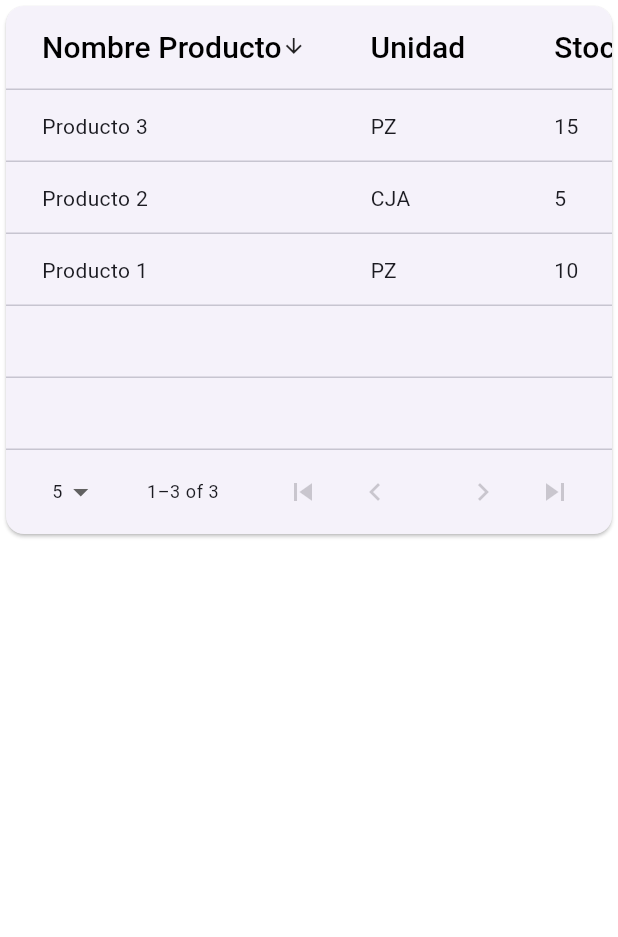
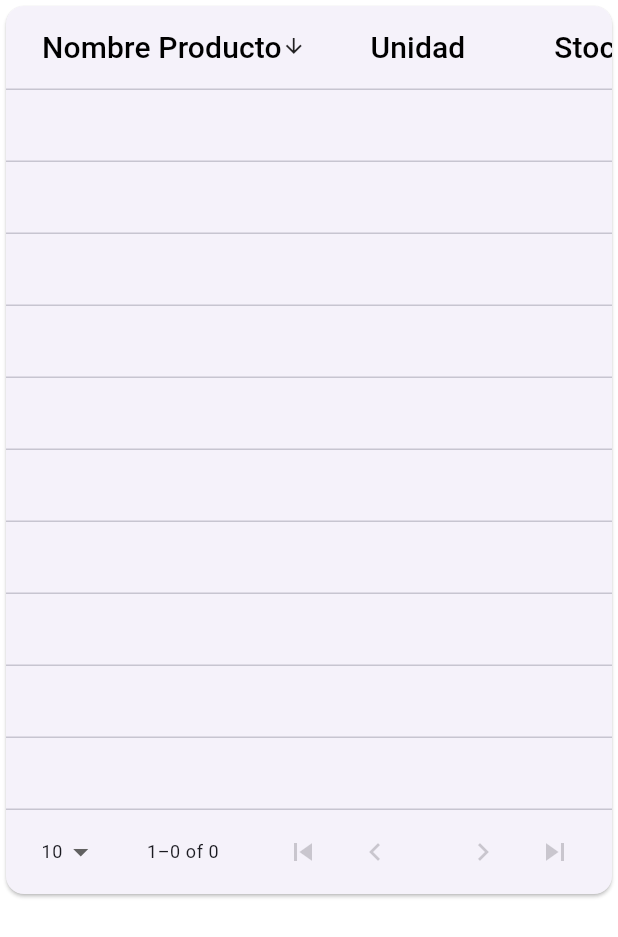
Before and after one commit to manypark/inventario_app, a Flutter app: the MyPaginatedDataTable screen opened directly, after a tap on "Nombre Producto", on a phone screen of 412 x 824 dp. Shown: the top 937 px of the screen. Run offline on Flutter 3.47's test engine with Material 2 defaults, Android fonts, the phone set to English and light mode, and no system bars; our stand-ins replace flutter_riverpod, isar, reactive_forms; accounts and stored records are empty; generated files the repository leaves out were written again.

Commit message:
feat: show products in table

```diff
--- a/lib/features/inventory/presentation/providers/form_add_product.dart
+++ b/lib/features/inventory/presentation/providers/form_add_product.dart
@@ -22,11 +22,13 @@ class ProductFormNotifier extends StateNotifier<ProductFormState> {
     required this.productNotifier
   }):super( ProductFormState() );
 
-  onSubmit( Product product ) {
+  onSubmit( Product product ) async {
+
+    state.form?.reset();
 
     state = state.copyWith( product:product );
 
-    productNotifier.addProduct(product);
+    await productNotifier.addProduct(product);
 
   }
 
--- a/lib/features/inventory/presentation/providers/product_provider.dart
+++ b/lib/features/inventory/presentation/providers/product_provider.dart
@@ -13,9 +13,7 @@ class ProductNotifier extends StateNotifier<ProductState> {
 
   final LocalDbRepository localDbRepository;
 
-  ProductNotifier({ required this.localDbRepository }):super( ProductState() ) {
-    loadProducts();
-  }
+  ProductNotifier({ required this.localDbRepository }):super( ProductState() );
 
   Future<void> addProduct( Product product ) async {
     await localDbRepository.addProduct(product);
--- a/lib/features/inventory/presentation/views/data_table_view.dart
+++ b/lib/features/inventory/presentation/views/data_table_view.dart
@@ -1,6 +1,10 @@
 import 'package:flutter/material.dart';
+import 'package:flutter_riverpod/flutter_riverpod.dart';
+import 'package:inventario_app/features/inventory/domain/domain.dart';
 
-class MyPaginatedDataTable extends StatefulWidget {
+import '../providers/product_provider.dart';
+
+class MyPaginatedDataTable extends ConsumerStatefulWidget {
 
   const MyPaginatedDataTable({super.key});
 
@@ -8,41 +12,22 @@ class MyPaginatedDataTable extends StatefulWidget {
   MyPaginatedDataTableState createState() => MyPaginatedDataTableState();
 }
 
-class MyPaginatedDataTableState extends State<MyPaginatedDataTable> {
+class MyPaginatedDataTableState extends ConsumerState<MyPaginatedDataTable> {
 
-  int _rowsPerPage = 5;
+  int _rowsPerPage = 10;
   int _sortColumnIndex = 0;
   bool _sortAscending = true;
 
-  final List<Map<String, String>> _dataList = [
-    {
-      'nombre_producto': 'Producto 1',
-      'unidad': 'PZ',
-      'stock': '10',
-      'precio_unitario': '\$10',
-      'precio_venta': '\$15',
-    },
-    {
-      'nombre_producto': 'Producto 2',
-      'unidad': 'CJA',
-      'stock': '5',
-      'precio_unitario': '\$12',
-      'precio_venta': '\$18',
-    },
-    {
-      'nombre_producto': 'Producto 3',
-      'unidad': 'PZ',
-      'stock': '15',
-      'precio_unitario': '\$10',
-      'precio_venta': '\$13',
-    },
-    // Agrega más datos aquí
-  ];
+  @override
+  void initState() {
+    super.initState();
+    ref.read(productProvider.notifier).loadProducts();
+  }
 
-  void sort<T>(Comparable<T> Function(Map<dynamic, dynamic> d) getField, int columnIndex, bool ascending) {
-    _dataList.sort((a, b) {
-      final Comparable<T> aValue = getField(a);
-      final Comparable<T> bValue = getField(b);
+  void sort<T>(Comparable<T> Function(Map<dynamic, dynamic> d) getField, int columnIndex, bool ascending, List<Product> dataList) {
+    dataList.sort((a, b) {
+      final Comparable<T> aValue = getField(a as Map);
+      final Comparable<T> bValue = getField(b as Map);
       return ascending ? Comparable.compare(aValue, bValue) : Comparable.compare(bValue, aValue);
     });
     setState(() {
@@ -55,6 +40,13 @@ class MyPaginatedDataTableState extends State<MyPaginatedDataTable> {
   Widget build(BuildContext context) {
 
     final sizeWidth = MediaQuery.sizeOf(context).width;
+    final productStateProvider = ref.watch(productProvider).products;
+
+    if( productStateProvider == null ) {
+      return const Scaffold( body: Center( child: CircularProgressIndicator() ) );
+    }
+
+    final List<Product> dataList = productStateProvider;
 
     return Scaffold(
       body: SingleChildScrollView(
@@ -62,7 +54,7 @@ class MyPaginatedDataTableState extends State<MyPaginatedDataTable> {
           columnSpacing: (sizeWidth * 0.1),
           showFirstLastButtons: true,
           rowsPerPage         : _rowsPerPage,
-          availableRowsPerPage: const [5, 10, 20, 30],
+          availableRowsPerPage: const [10, 20, 30],
           onRowsPerPageChanged: (int? value) {
             setState(() {
               _rowsPerPage = value!;
@@ -74,39 +66,39 @@ class MyPaginatedDataTableState extends State<MyPaginatedDataTable> {
             DataColumn(
               label : const Text('Nombre Producto'),
               onSort: (columnIndex, ascending) {
-                sort<String>((d) => d['nombre_producto']!, columnIndex, ascending);
+                sort<String>((d) => d['name']!, columnIndex, ascending, dataList);
               },
             ),
             DataColumn(
               label : const Text('Unidad'),
               onSort: (columnIndex, ascending) {
-                sort<String>((d) => d['unidad']!, columnIndex, ascending);
+                sort<String>((d) => d['unit']!, columnIndex, ascending, dataList);
               }
             ),
             DataColumn(
               label   : const Text('Stock'),
               tooltip : 'Numero de piezas de tu producto',
               onSort  : (columnIndex, ascending) {
-                sort<String>((d) => d['stock']!, columnIndex, ascending);
+                sort<String>((d) => d['stock']!, columnIndex, ascending, dataList);
               }
             ),
             DataColumn(
               label : const Text('Precio Unitario'),
               onSort: (columnIndex, ascending) {
-                sort<String>((d) => d['precio_unitario'].substring(1), columnIndex, ascending);
+                sort<String>((d) => d['priceUnit'].substring(1), columnIndex, ascending, dataList);
               }
             ),
             DataColumn(
               label : const Text('Precio Venta'),
               onSort: (columnIndex, ascending) {
-                sort<String>((d) => d['precio_venta'].substring(1), columnIndex, ascending);
+                sort<String>((d) => d['priceSale'].substring(1), columnIndex, ascending, dataList);
               }
             ),
             const DataColumn(
               label : Text('Actions'),
             ),
           ],
-          source: MyDataTableSource(_dataList),
+          source: MyDataTableSource(dataList),
         ),
       ),
     );
@@ -115,23 +107,23 @@ class MyPaginatedDataTableState extends State<MyPaginatedDataTable> {
 
 class MyDataTableSource extends DataTableSource {
 
-  final List<Map<String, String>> _dataList;
+  final List<Product> dataList;
 
-  MyDataTableSource(this._dataList);
+  MyDataTableSource(this.dataList);
 
   @override
   DataRow getRow(int index) {
 
-    final data = _dataList[index];
+    final data = dataList[index];
 
     return DataRow.byIndex(
       index: index,
       cells: [
-        DataCell( Text(data['nombre_producto'] ?? 'nombre_producto' ) ),
-        DataCell( Text(data['unidad'] ?? 'unidad' ) ),
-        DataCell( Text(data['stock'] ?? 'stock' ) ),
-        DataCell( Text(data['precio_unitario'] ?? 'precio_unitario' ) ),
-        DataCell( Text(data['precio_venta'] ?? 'precio_venta' ) ),
+        DataCell( Text( data.name ) ),
+        DataCell( Text( data.unit ) ),
+        DataCell( Text( data.stock.toString() ) ),
+        DataCell( Text( '\$ ${data.priceUnit.toString()}' ) ),
+        DataCell( Text( '\$ ${data.priceSale.toString()}' ) ),
         DataCell(
           Row(
             children: [
@@ -160,7 +152,7 @@ class MyDataTableSource extends DataTableSource {
   bool get isRowCountApproximate => false;
 
   @override
-  int get rowCount => _dataList.length;
+  int get rowCount => dataList.length;
 
   @override
   int get selectedRowCount => 0;
--- a/lib/features/inventory/presentation/views/form_add_product_view.dart
+++ b/lib/features/inventory/presentation/views/form_add_product_view.dart
@@ -6,8 +6,6 @@ import 'package:inventario_app/features/inventory/infrastructure/infrastructure.
 import '../providers/form_add_product.dart';
 import 'package:inventario_app/config/config.dart';
 import 'package:reactive_forms/reactive_forms.dart';
-
-import '../providers/product_provider.dart';
 
 class FormAddProductView extends StatelessWidget {
 
@@ -30,9 +28,6 @@ class FormView extends ConsumerWidget {
   Widget build(BuildContext context, ref) {
 
     final productState = ref.watch(productFormProvider);
-    final productDbProvider = ref.watch(productProvider);
-
-    print(productDbProvider.products);
 
     final form         = productState.form;
     final sizeWidth    = MediaQuery.sizeOf(context).width;
```
